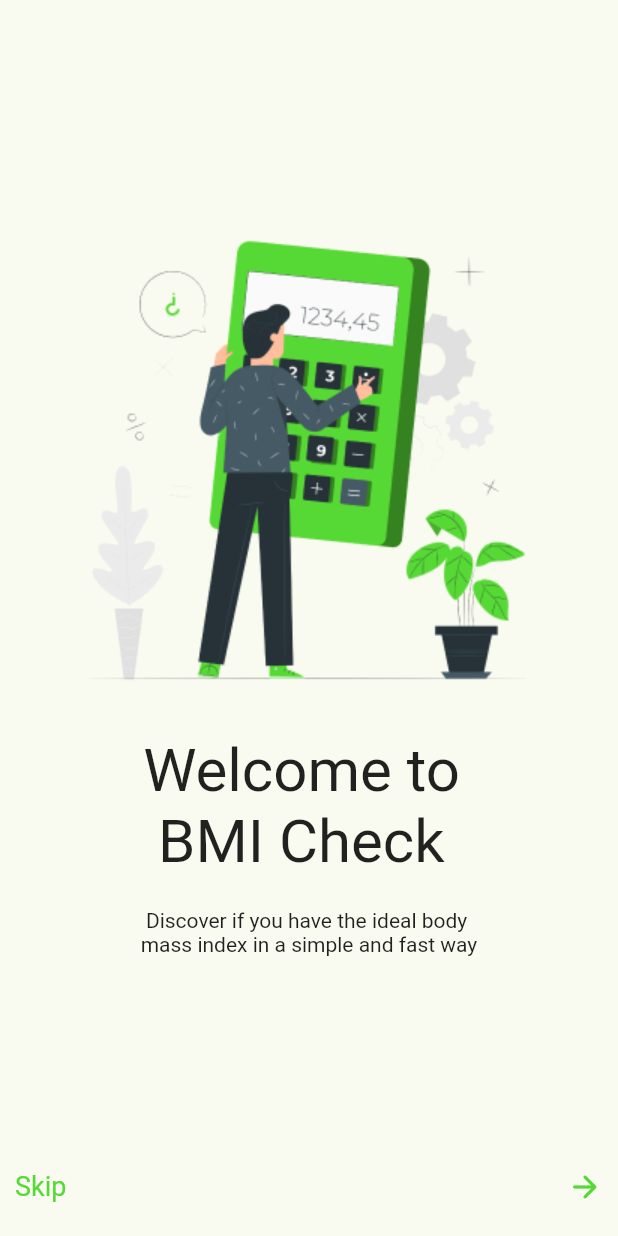
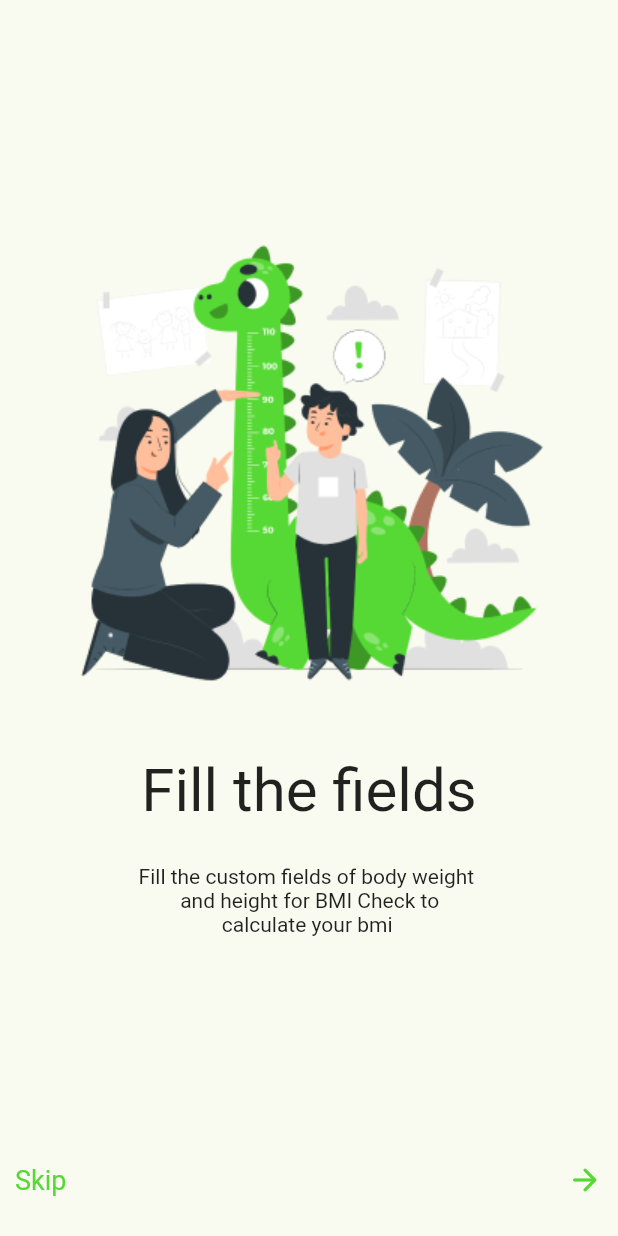
Before and after one commit to Alireza-Seif/BMI, a Flutter app: the screen it shows after launch, on a phone screen of 412 x 824 dp. Run offline on Flutter 3.47's test engine with Material 2 defaults, Android fonts, the phone set to English and light mode, and no system bars.

Commit message:
feat: add a second page of information

```diff
--- a/lib/main.dart
+++ b/lib/main.dart
@@ -1,5 +1,6 @@
-import 'package:first/screens/intropage_1.dart';
 import 'package:flutter/material.dart';
+
+import 'screens/introPage_2.dart';
 
 void main() {
   runApp(const MyApp());
@@ -15,7 +16,7 @@ class MyApp extends StatelessWidget {
       debugShowCheckedModeBanner: false,
       title: 'BMI',
       theme: ThemeData(),
-      home: const IntroPage1(),
+      home: const IntroPage2(),
     );
   }
 }
--- /dev/null
+++ b/lib/screens/introPage_2.dart
@@ -0,0 +1,55 @@
+import 'package:flutter/material.dart';
+
+class IntroPage2 extends StatelessWidget {
+  const IntroPage2({super.key});
+
+  @override
+  Widget build(BuildContext context) {
+    return Scaffold(
+      body: SafeArea(
+        child: Container(
+            width: double.infinity,
+            height: double.infinity,
+            color: const Color(0xFFFAFBF0),
+            padding: const EdgeInsets.fromLTRB(10, 0, 10, 0),
+            child: const Column(
+              mainAxisAlignment: MainAxisAlignment.spaceEvenly,
+              children: [
+                SizedBox(
+                  height: 100,
+                ),
+                Image(
+                  image: AssetImage('assets/images/height_meter_pana.png'),
+                ),
+                Text(
+                  '''Fill the fields''',
+                  style: TextStyle(fontSize: 40),
+                ),
+                Text('''Fill the custom fields of body weight
+        and height for BMI Check to
+                calculate your bmi'''),
+                SizedBox(
+                  height: 100,
+                ),
+                Row(
+                  mainAxisAlignment: MainAxisAlignment.spaceBetween,
+                  children: [
+                    Text(
+                      'Skip',
+                      style: TextStyle(
+                        fontSize: 18,
+                        color: Color(0xFF57D935),
+                      ),
+                    ),
+                    Icon(
+                      Icons.arrow_forward_rounded,
+                      color: Color(0xFF57D935),
+                    )
+                  ],
+                )
+              ],
+            )),
+      ),
+    );
+  }
+}
```
